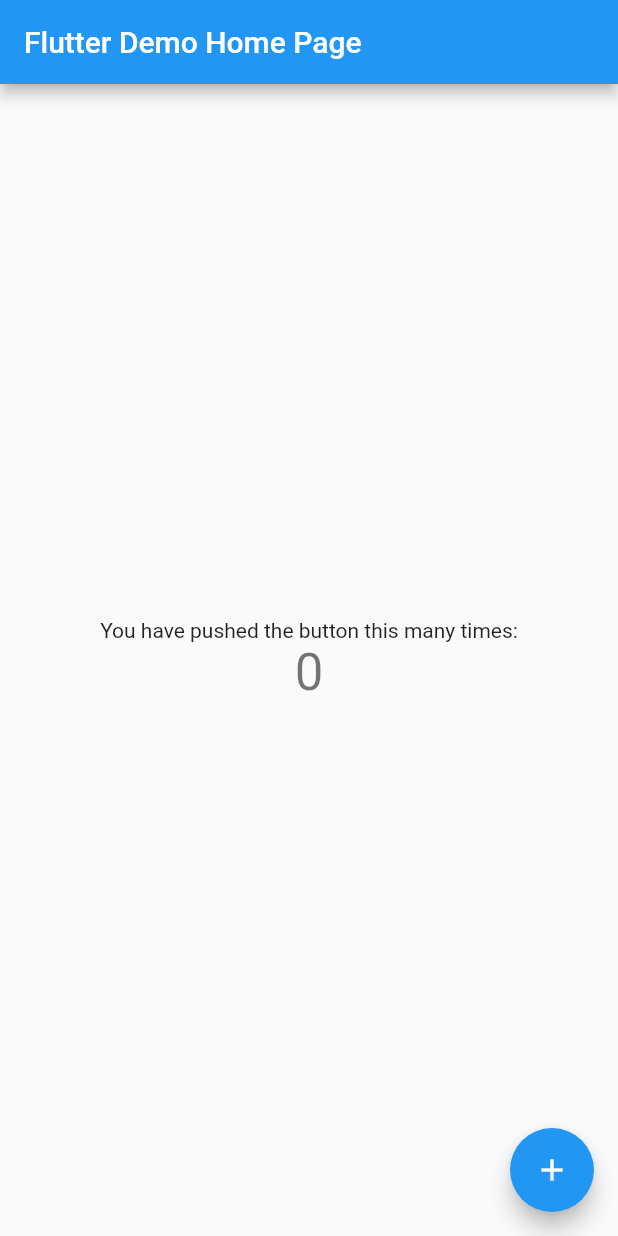
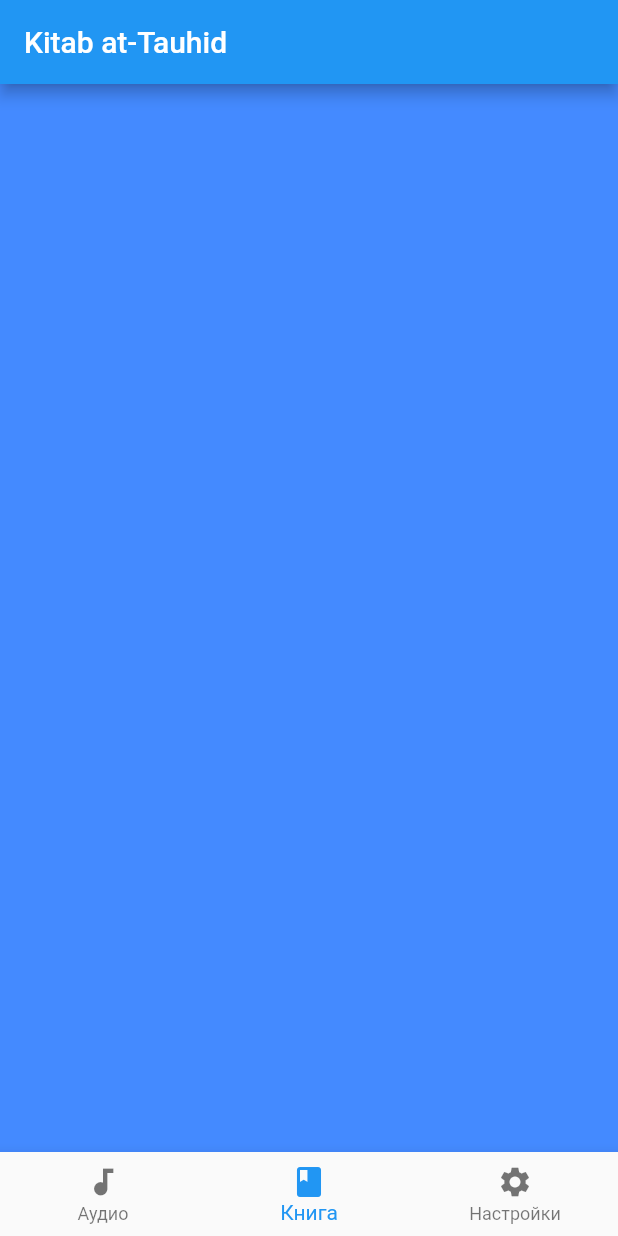
Before and after one commit to Ahrorus/kitab_at_tauhid, a Flutter app: the screen it shows after launch, on a phone screen of 412 x 824 dp. Run offline on Flutter 3.47's test engine with Material 2 defaults, Android fonts, the phone set to English and light mode, and no system bars.

```diff
--- a/lib/main.dart
+++ b/lib/main.dart
@@ -1,111 +1,19 @@
 import 'package:flutter/material.dart';
+
+import 'ui/home.dart';
 
 void main() => runApp(MyApp());
 
 class MyApp extends StatelessWidget {
-  // This widget is the root of your application.
   @override
   Widget build(BuildContext context) {
     return MaterialApp(
-      title: 'Flutter Demo',
+      debugShowCheckedModeBanner: false,
+      title: 'Kitab at-Tauhid',
       theme: ThemeData(
-        // This is the theme of your application.
-        //
-        // Try running your application with "flutter run". You'll see the
-        // application has a blue toolbar. Then, without quitting the app, try
-        // changing the primarySwatch below to Colors.green and then invoke
-        // "hot reload" (press "r" in the console where you ran "flutter run",
-        // or simply save your changes to "hot reload" in a Flutter IDE).
-        // Notice that the counter didn't reset back to zero; the application
-        // is not restarted.
         primarySwatch: Colors.blue,
       ),
-      home: MyHomePage(title: 'Flutter Demo Home Page'),
+      home: Home(title: 'Kitab at-Tauhid'),
     );
   }
 }
-
-class MyHomePage extends StatefulWidget {
-  MyHomePage({Key key, this.title}) : super(key: key);
-
-  // This widget is the home page of your application. It is stateful, meaning
-  // that it has a State object (defined below) that contains fields that affect
-  // how it looks.
-
-  // This class is the configuration for the state. It holds the values (in this
-  // case the title) provided by the parent (in this case the App widget) and
-  // used by the build method of the State. Fields in a Widget subclass are
-  // always marked "final".
-
-  final String title;
-
-  @override
-  _MyHomePageState createState() => _MyHomePageState();
-}
-
-class _MyHomePageState extends State<MyHomePage> {
-  int _counter = 0;
-
-  void _incrementCounter() {
-    setState(() {
-      // This call to setState tells the Flutter framework that something has
-      // changed in this State, which causes it to rerun the build method below
-      // so that the display can reflect the updated values. If we changed
-      // _counter without calling setState(), then the build method would not be
-      // called again, and so nothing would appear to happen.
-      _counter++;
-    });
-  }
-
-  @override
-  Widget build(BuildContext context) {
-    // This method is rerun every time setState is called, for instance as done
-    // by the _incrementCounter method above.
-    //
-    // The Flutter framework has been optimized to make rerunning build methods
-    // fast, so that you can just rebuild anything that needs updating rather
-    // than having to individually change instances of widgets.
-    return Scaffold(
-      appBar: AppBar(
-        // Here we take the value from the MyHomePage object that was created by
-        // the App.build method, and use it to set our appbar title.
-        title: Text(widget.title),
-      ),
-      body: Center(
-        // Center is a layout widget. It takes a single child and positions it
-        // in the middle of the parent.
-        child: Column(
-          // Column is also layout widget. It takes a list of children and
-          // arranges them vertically. By default, it sizes itself to fit its
-          // children horizontally, and tries to be as tall as its parent.
-          //
-          // Invoke "debug painting" (press "p" in the console, choose the
-          // "Toggle Debug Paint" action from the Flutter Inspector in Android
-          // Studio, or the "Toggle Debug Paint" command in Visual Studio Code)
-          // to see the wireframe for each widget.
-          //
-          // Column has various properties to control how it sizes itself and
-          // how it positions its children. Here we use mainAxisAlignment to
-          // center the children vertically; the main axis here is the vertical
-          // axis because Columns are vertical (the cross axis would be
-          // horizontal).
-          mainAxisAlignment: MainAxisAlignment.center,
-          children: <Widget>[
-            Text(
-              'You have pushed the button this many times:',
-            ),
-            Text(
-              '$_counter',
-              style: Theme.of(context).textTheme.display1,
-            ),
-          ],
-        ),
-      ),
-      floatingActionButton: FloatingActionButton(
-        onPressed: _incrementCounter,
-        tooltip: 'Increment',
-        child: Icon(Icons.add),
-      ), // This trailing comma makes auto-formatting nicer for build methods.
-    );
-  }
-}
--- /dev/null
+++ b/lib/ui/audio_screen.dart
@@ -0,0 +1,10 @@
+import 'package:flutter/material.dart';
+
+class AudioScreen extends StatelessWidget {
+  @override
+  Widget build(BuildContext context) {
+    return Container(
+      color: Colors.greenAccent,
+    );
+  }
+}
--- /dev/null
+++ b/lib/ui/book_screen.dart
@@ -0,0 +1,10 @@
+import 'package:flutter/material.dart';
+
+class BookScreen extends StatelessWidget {
+  @override
+  Widget build(BuildContext context) {
+    return Container(
+      color: Colors.blueAccent,
+    );
+  }
+}
--- /dev/null
+++ b/lib/ui/home.dart
@@ -0,0 +1,55 @@
+import 'package:flutter/material.dart';
+
+import 'audio_screen.dart';
+import 'book_screen.dart';
+import 'settings_screen.dart';
+
+class Home extends StatefulWidget {
+  Home({Key key, this.title}) : super(key: key);
+  final String title;
+
+  @override
+  _HomeState createState() => _HomeState();
+}
+
+class _HomeState extends State<Home> {
+  int _currentIndex = 1;
+
+  final List<Widget> _children = [
+    AudioScreen(),
+    BookScreen(),
+    SettingsScreen()
+  ];
+
+  void onTabTapped(int index) {
+    setState(() {
+      _currentIndex = index;
+    });
+  }
+
+  @override
+  Widget build(BuildContext context) {
+    return Scaffold(
+      appBar: AppBar(
+        title: Text(widget.title),
+      ),
+      bottomNavigationBar: BottomNavigationBar(
+        onTap: onTabTapped,
+        currentIndex: _currentIndex,
+        items: [
+          BottomNavigationBarItem(
+            icon: Icon(Icons.audiotrack),
+            title: Text('Аудио'),
+          ),
+          BottomNavigationBarItem(
+            icon: Icon(Icons.book),
+            title: Text('Книга'),
+          ),
+          BottomNavigationBarItem(
+              icon: Icon(Icons.settings), title: Text('Настройки'))
+        ],
+      ),
+      body: _children[_currentIndex],
+    );
+  }
+}
--- /dev/null
+++ b/lib/ui/settings_screen.dart
@@ -0,0 +1,10 @@
+import 'package:flutter/material.dart';
+
+class SettingsScreen extends StatelessWidget {
+  @override
+  Widget build(BuildContext context) {
+    return Container(
+      color: Colors.redAccent,
+    );
+  }
+}
```
